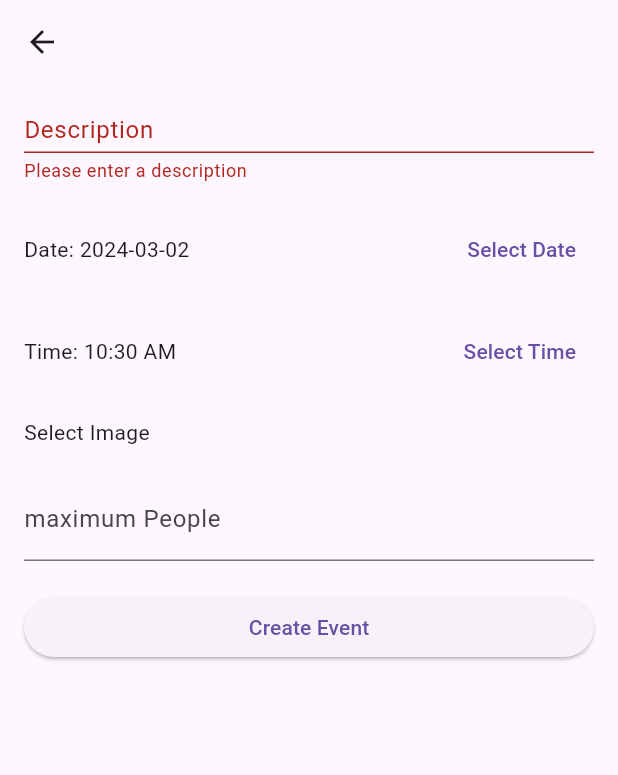
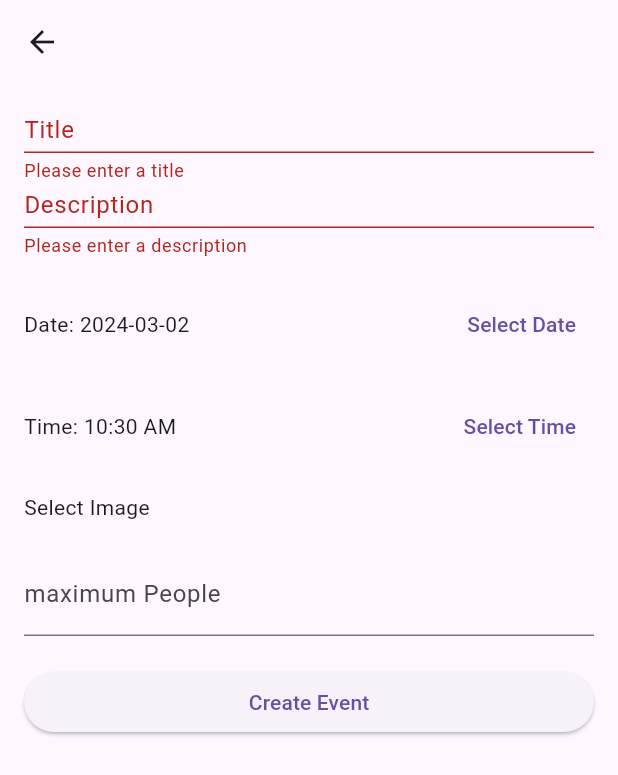
Before and after one commit to NardosYoseph/Flutter-Event-App, a Flutter app: the CreateEvent screen opened by its route, after a tap on "Create Event", on a phone screen of 412 x 824 dp. Shown: the top 775 px of the screen. Run offline on Flutter 3.47's test engine with Material 3 defaults, Android fonts, the phone set to English and light mode, and no system bars; our stand-ins replace dio, firebase_auth, firebase_core, firebase_storage, get, image_picker and 1 more; accounts and stored records are empty; network calls fail.

```diff
--- a/lib/app/controllers/event_controllers/event_controller.dart
+++ b/lib/app/controllers/event_controllers/event_controller.dart
@@ -29,12 +29,14 @@ final FirebaseStorage storage = FirebaseStorage.instance;
       final imageUrl = await _uploadImageToFirebaseStorage(image!,user.uid);
 
        final updatedEvent = Event(
+        title: event.title,
         description: event.description,
         date: event.date,
         time: event.time,
         image: imageUrl,
         rate: event.rate,
-        people: event.people,
+        totalTickets: event.totalTickets,
+        paidTickets: event.paidTickets
       );
       final success = await _eventService.createEvent(updatedEvent);
       if (success!=null) {
--- a/lib/app/models/event/eventModel.dart
+++ b/lib/app/models/event/eventModel.dart
@@ -8,20 +8,24 @@ import 'package:flutter/material.dart';
 
 class Event {
   final String? id;
+  final String title;
   final String description;
   final DateTime date;
   final String time;
   final double rate;
-  final int people;
+  final int? totalTickets;
+  final int? paidTickets;
   final String image;
 
   Event({
     this.id,
+    required this.title,
     required this.description,
     required this.date,
     required this.time,
     required this.rate,
-    required this.people,
+    required this.totalTickets,
+    required this.paidTickets,
     required this.image,
 
   });
@@ -30,12 +34,15 @@ class Event {
   factory Event.fromJson(Map<String, dynamic> json) {
     return Event(
       id: json['_id'],
+      title: json['title'],
       description: json['description'],
       date: DateTime.parse(json['date']),
       time: json['time'],
       image: json['image'],
       rate: json['rate'].toDouble(),
-      people: json['people'],
+      totalTickets: json['totalTickets'],
+      paidTickets: json['paidTickets'],
+
     );
   }
 
@@ -62,11 +69,13 @@ class Event {
 
 Map<String, dynamic> toJson() => {
   '_id': id,
+  'title':title,
     'description': description,
     'date': date.toIso8601String(),
     'time': time,
     'image': image,
     'rate': rate,
-    'people': people,
+    'totalTickets': totalTickets,
+    'paidTickets' : paidTickets
   };
 }
--- a/lib/app/services/userService/auth_services.dart
+++ b/lib/app/services/userService/auth_services.dart
@@ -11,7 +11,7 @@ class AuthService {
   Future<Object> login(String email, String password) async {
     final prefs = await SharedPreferences.getInstance();
     final response = await ApiHandler().post("/user/login",{"email":email,"password":password});
-    await prefs.setString('token', response['token']);
+    await prefs.setString('token', response['token']['accessToken']);
     String? token= prefs.getString('token');
     ApiHandler().setAuthorization(token!);
       return response;
--- a/lib/app/view/auth/widgets/forms/registration_form.dart
+++ b/lib/app/view/auth/widgets/forms/registration_form.dart
@@ -40,6 +40,7 @@ class RegistrationForm extends StatelessWidget {
                             username: usernameController.text,
                             email: emailController.text,
                             password: passwordController.text,
+                            tickets: 0
                           );
                     authController.register(user);
 
--- a/lib/app/view/event/pages/home_page.dart
+++ b/lib/app/view/event/pages/home_page.dart
@@ -45,8 +45,11 @@ class _HomePageState extends State<HomePage> {
           mainAxisAlignment: MainAxisAlignment.end,
           children: [CircleAvatar(
                   radius: 20,
-                  backgroundImage: NetworkImage( "https://static.vecteezy.com/system/resources/previews/012/324/470/large_2x/half-body-20s-asian-woman-wear-formal-suit-blazer-shirt-dress-black-long-straight-hair-female-feel-happy-smile-fashion-vintage-poses-profile-look-at-camera-over-black-background-isolated-photo.jpg")
+                  backgroundImage: AssetImage( "assets/profile.png")
+
                 ),
+                SizedBox(width: 10,),
+                Icon(Icons.notifications),
                 SizedBox(width: 15,)],
                 )
                 ],),
--- a/lib/app/view/event/widgets/card.dart
+++ b/lib/app/view/event/widgets/card.dart
@@ -37,7 +37,7 @@ Get.toNamed('/event_view');
           mainAxisAlignment: MainAxisAlignment.end,
           crossAxisAlignment: CrossAxisAlignment.start,
           children: [
-            TextUtil(text: event!.description),
+            TextUtil(text: event!.title),
         const Row(
           mainAxisAlignment: MainAxisAlignment.start,
           children: [
--- /dev/null
+++ b/lib/app/view/event/widgets/fields/event_title_field.dart
@@ -0,0 +1,25 @@
+import 'package:flutter/material.dart';
+
+class EventTitleField extends StatelessWidget {
+   EventTitleField({super.key,required this.controller,required this.title});
+final TextEditingController controller;
+  late String title;
+  @override
+  Widget build(BuildContext context) {
+    return Container(
+      height: 50,
+      width: 250,
+      child: TextFormField(
+        controller: controller,
+                decoration: InputDecoration(labelText: 'Title'),
+                validator: (value) {
+                  if (value == null || value.isEmpty) {
+                    return 'Please enter a title';
+                  }
+                  return null;
+                },
+                onSaved: (value) => title = value!,
+              ),
+    );
+  }
+}
--- a/lib/app/view/event/widgets/forms/create_event_form.dart
+++ b/lib/app/view/event/widgets/forms/create_event_form.dart
@@ -3,6 +3,7 @@ import 'package:dio/dio.dart'as dio;
 import 'package:event_app/app/controllers/event_controllers/event_controller.dart';
 import 'package:event_app/app/models/event/eventModel.dart';
 import 'package:event_app/app/view/event/widgets/fields/event_description_field.dart';
+import 'package:event_app/app/view/event/widgets/fields/event_title_field.dart';
 import 'package:flutter/material.dart';
 import 'package:get/get.dart';
 import 'package:image_picker/image_picker.dart';
@@ -14,9 +15,12 @@ class EventForm extends StatefulWidget {
 }
 
 class _EventFormState extends State<EventForm> {
+
   final GlobalKey<FormState> _formKey = GlobalKey<FormState>();
   EventController eventController = Get.put(EventController());
   TextEditingController descriptionController = TextEditingController();
+  TextEditingController titleController = TextEditingController();
+
   String _convertTimeOfDayToString(TimeOfDay timeOfDay) {
   final now = DateTime.now();
   final time = DateTime(now.year, now.month, now.day, timeOfDay.hour, timeOfDay.minute);
@@ -28,7 +32,7 @@ class _EventFormState extends State<EventForm> {
   late TimeOfDay _timeOfDay;
   double _rate = 0;
   File? _image ;
-  late int _people;
+  late int _totalTickets;
 
   @override
   void initState() {
@@ -36,7 +40,7 @@ class _EventFormState extends State<EventForm> {
     // Initialize default values
     _date = DateTime.now();
     _timeOfDay = TimeOfDay.now();
-    _people = 0;
+    _totalTickets = 0;
   }
 
   Future<void> _selectDate(BuildContext context) async {
@@ -74,6 +78,7 @@ class _EventFormState extends State<EventForm> {
     }
   }
 
+
   @override
   Widget build(BuildContext context) {
     return Padding(
@@ -82,6 +87,9 @@ class _EventFormState extends State<EventForm> {
         key: _formKey,
         child: ListView(
           children: <Widget>[
+            EventTitleField(
+                controller: titleController,
+                title: titleController.text),
             EventDescriptionField(
                 controller: descriptionController,
                 description: descriptionController.text),
@@ -134,7 +142,7 @@ class _EventFormState extends State<EventForm> {
                 // Implement validation logic if needed
                 return null;
               },
-              onSaved: (value) => _people = int.parse(value!),
+              onSaved: (value) => _totalTickets = int.parse(value!),
             ),
             SizedBox(height: 20),
             ElevatedButton(
@@ -143,12 +151,14 @@ class _EventFormState extends State<EventForm> {
                 if (_formKey.currentState!.validate()) {
                   _formKey.currentState!.save();
                   Event event = Event(
+                    title: titleController.text,
                       description: descriptionController.text,
                       date: _date,
                       time: _time,
                       image: _image!.path,
                       rate: _rate,
-                      people: _people);
+                      totalTickets: _totalTickets,
+                      paidTickets: 0);
 
                   eventController.CreateEvent(context,event,_image );
                 }
```
Also changed, not shown: lib/app/models/user/userModel.dart (+7 -2 lines), assets/profile.png (added).
